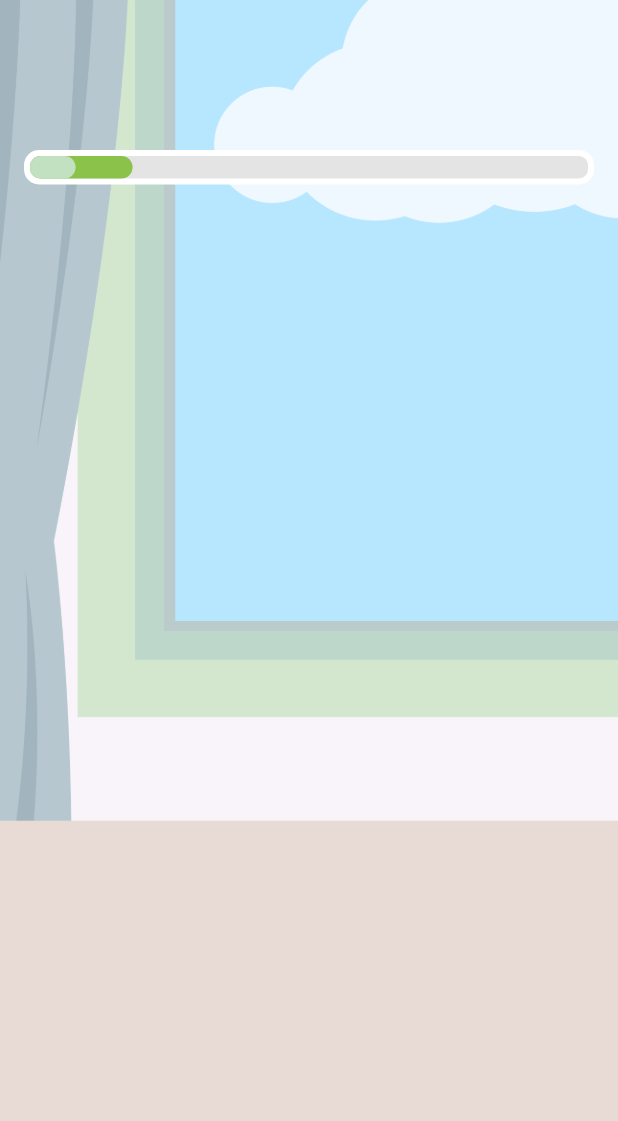
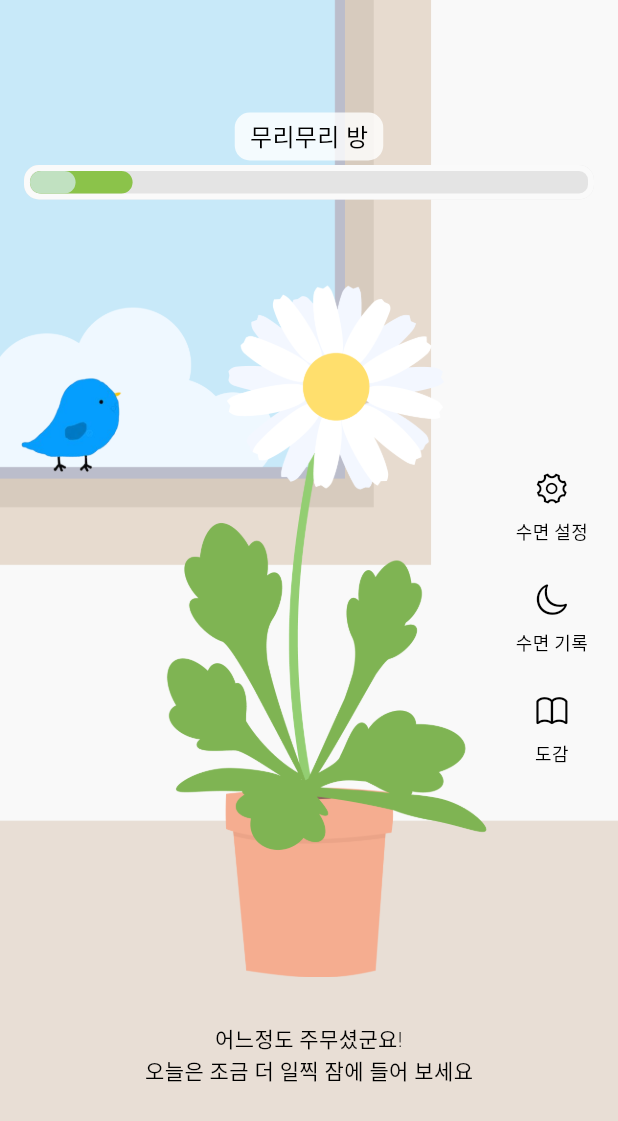
Before and after one commit to MobileAppChomyeon/Mobile_App_1st_team, a Flutter app: the HomeScreen screen opened directly, on a phone screen of 412 x 824 dp. Shown: the top 1121 px of the screen. Run offline on Flutter 3.47's test engine with Material 3 defaults, Android fonts, the phone set to English and light mode, and no system bars; Roboto replaces fonts that are missing (Pretendard).

Commit message:
📝 feat : 메인 페이지 아이콘 버튼, 텍스트, 꽃 이미지 추가

```diff
--- a/lib/home_screen.dart
+++ b/lib/home_screen.dart
@@ -1,4 +1,5 @@
 import 'package:flutter/material.dart';
+import 'package:flutter/cupertino.dart';
 
 void main() {
   runApp(const Directionality(
@@ -13,14 +14,19 @@ class HomeScreen extends StatefulWidget {
 }
 
 class _HomeScreenState extends State<HomeScreen> {
-  String? backgroundImage = 'assets/background/lunch.png';
+  String? backgroundImage;
+  String? flowerImage;
+  String? plantName = '무리무리';
+  String? sleepComment;
   final int totalSleepDuration = 8; // 총 경험치
   final int sleepScore = 10; // 오늘 수면 점수
 
   @override
   void initState() {
     super.initState();
-    backgroundImage = 'assets/background/lunch.png';
+    backgroundImage = 'assets/background/morning.png';
+    flowerImage = 'assets/flower/daisy/daisy4.png';
+    sleepComment = "어느정도 주무셨군요!\n오늘은 조금 더 일찍 잠에 들어 보세요";
   }
 
   @override
@@ -43,18 +49,28 @@ class _HomeScreenState extends State<HomeScreen> {
             ),
           ),
           // Progress Bar
+          Align(
+            alignment: Alignment.topCenter, // 수평 중앙, 상단 정렬
+            child: Padding(
+              padding: const EdgeInsets.only(top: 75), // 위쪽 간격
+              child: PlantRoomName(
+                plantName: plantName!,
+              ),
+            ),
+          ),
+
           Positioned(
-            top: 100, // 화면 위에서 100px 아래 위치
+            top: 110, // 화면 위에서 100px 아래 위치
             left: 16,
             right: 16,
             child: Container(
               height: 23, // 전체 Progress Bar 높이
               decoration: BoxDecoration(
-                color: Color(0xffE4E4E4), // 전체 배경색 (회색)
+                color: const Color(0xffE4E4E4), // 전체 배경색 (회색)
                 borderRadius: BorderRadius.circular(10),
                 border: Border.all(
                   // 흰색 테두리
-                  color: Colors.white,
+                  color: Colors.white.withOpacity(0.8),
                   width: 4.0,
                 ),
               ),
@@ -67,7 +83,7 @@ class _HomeScreenState extends State<HomeScreen> {
                           (todayProgress + totalProgress), // 오늘 경험치 비율만큼 너비 설정
                       height: 20, // 높이 유지
                       decoration: BoxDecoration(
-                        color: Color(0xff8BC34A),
+                        color: const Color(0xff8BC34A),
                         borderRadius: BorderRadius.circular(10),
                       ),
                     ),
@@ -76,7 +92,7 @@ class _HomeScreenState extends State<HomeScreen> {
                   Container(
                     width: maxWidth * totalProgress, // 누적 경험치 비율만큼 너비 설정
                     decoration: BoxDecoration(
-                      color: Color(0xffC1E1C1), // 연초록색
+                      color: const Color(0xffC1E1C1), // 연초록색
                       borderRadius: BorderRadius.circular(10),
                     ),
                   ),
@@ -84,8 +100,137 @@ class _HomeScreenState extends State<HomeScreen> {
               ),
             ),
           ),
+          Center(
+            child: Positioned(
+              bottom: 200,
+              child: Image.asset(flowerImage!),
+            ),
+          ),
+          Align(
+            alignment: Alignment.centerRight,
+            child: Padding(
+              padding: const EdgeInsets.all(20.0),
+              child: Column(
+                mainAxisAlignment: MainAxisAlignment.center,
+                children: [
+                  // 수면 설정 버튼
+                  VerticalIconButton(
+                    icon: CupertinoIcons.gear, // 설정 아이콘
+                    label: '수면 설정',
+                    onPressed: () {
+                      print("수면 설정 버튼 클릭");
+                    },
+                  ),
+                  SizedBox(height: 24), // 버튼 간 간격
+                  // 수면 기록 버튼
+                  VerticalIconButton(
+                    icon: CupertinoIcons.moon, // 수면 아이콘
+                    label: '수면 기록',
+                    onPressed: () {
+                      print("수면 기록 버튼 클릭");
+                    },
+                  ),
+                  SizedBox(height: 24), // 버튼 간 간격
+                  // 도감 버튼
+                  VerticalIconButton(
+                    icon: CupertinoIcons.book, // 책 아이콘
+                    label: '도감',
+                    onPressed: () {
+                      print("도감 버튼 클릭");
+                    },
+                  ),
+                ],
+              ),
+            ),
+          ),
+          Align(
+            alignment: Alignment.bottomCenter,
+            child: Column(
+              mainAxisAlignment: MainAxisAlignment.end,
+              children: [
+                Row(
+                  mainAxisAlignment: MainAxisAlignment.center,
+                  children: [
+                    Text(
+                      sleepComment!,
+                      style: const TextStyle(
+                          fontFamily: 'Pretendard',
+                          fontSize: 14,
+                          color: Colors.black,
+                          fontWeight: FontWeight.w300),
+                      textAlign: TextAlign.center,
+                    )
+                  ],
+                ),
+                SizedBox(height: 100)
+              ],
+            ),
+          )
         ],
       ),
     );
   }
 }
+
+class VerticalIconButton extends StatelessWidget {
+  final IconData icon;
+  final String label;
+  final VoidCallback onPressed;
+
+  VerticalIconButton({
+    required this.icon,
+    required this.label,
+    required this.onPressed,
+  });
+
+  @override
+  Widget build(BuildContext context) {
+    return GestureDetector(
+      onTap: onPressed,
+      child: Column(
+        children: [
+          Icon(
+            icon, //TODO: 아이콘 svg로 변경
+            size: 24,
+            color: Colors.black,
+          ),
+          SizedBox(height: 8), // 아이콘과 텍스트 간격
+          Text(
+            label,
+            style: TextStyle(
+                fontFamily: 'Pretendard',
+                fontSize: 12,
+                color: Colors.black,
+                fontWeight: FontWeight.w100),
+          ),
+        ],
+      ),
+    );
+  }
+}
+
+class PlantRoomName extends StatelessWidget {
+  final String plantName;
+
+  const PlantRoomName({Key? key, required this.plantName}) : super(key: key);
+
+  @override
+  Widget build(BuildContext context) {
+    return Container(
+      padding: const EdgeInsets.symmetric(horizontal: 10, vertical: 4), // 여백 설정
+      decoration: BoxDecoration(
+        color: Colors.white.withOpacity(0.8), // 배경 흰색
+        borderRadius: BorderRadius.circular(10), // 모서리 반경
+      ),
+      child: Text(
+        '$plantName 방', // 텍스트 내용
+        style: const TextStyle(
+          fontFamily: 'Pretendard', // Pretendard 폰트 사용
+          fontSize: 16, // 폰트 크기
+          fontWeight: FontWeight.w300, // Regular 두께
+          color: Colors.black, // 텍스트 색상
+        ),
+      ),
+    );
+  }
+}
```
